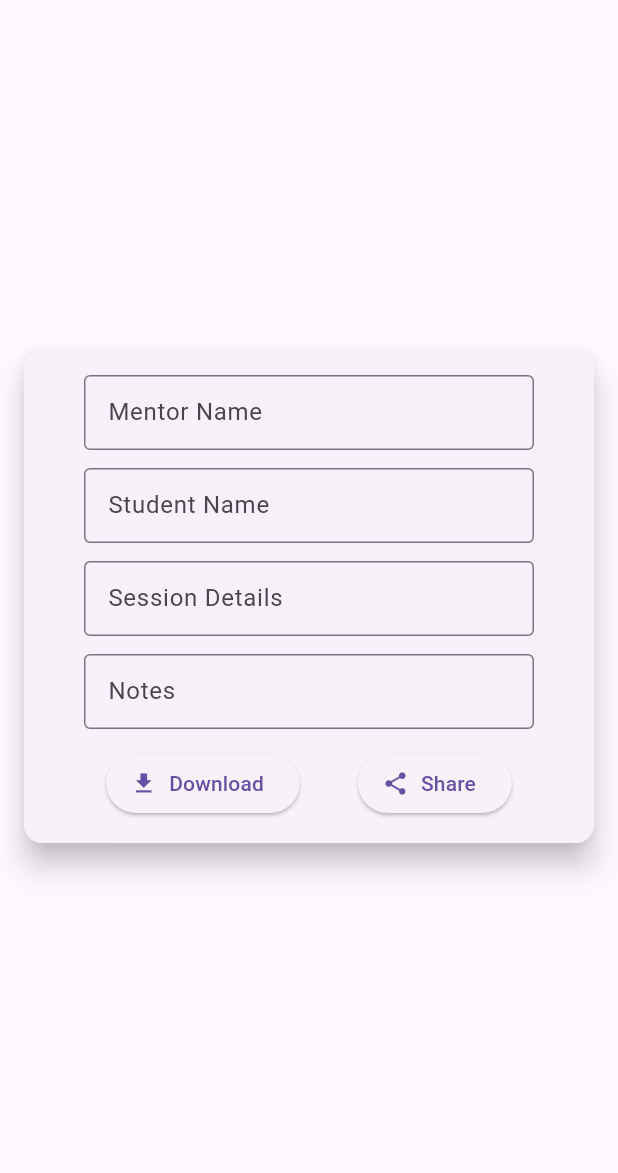
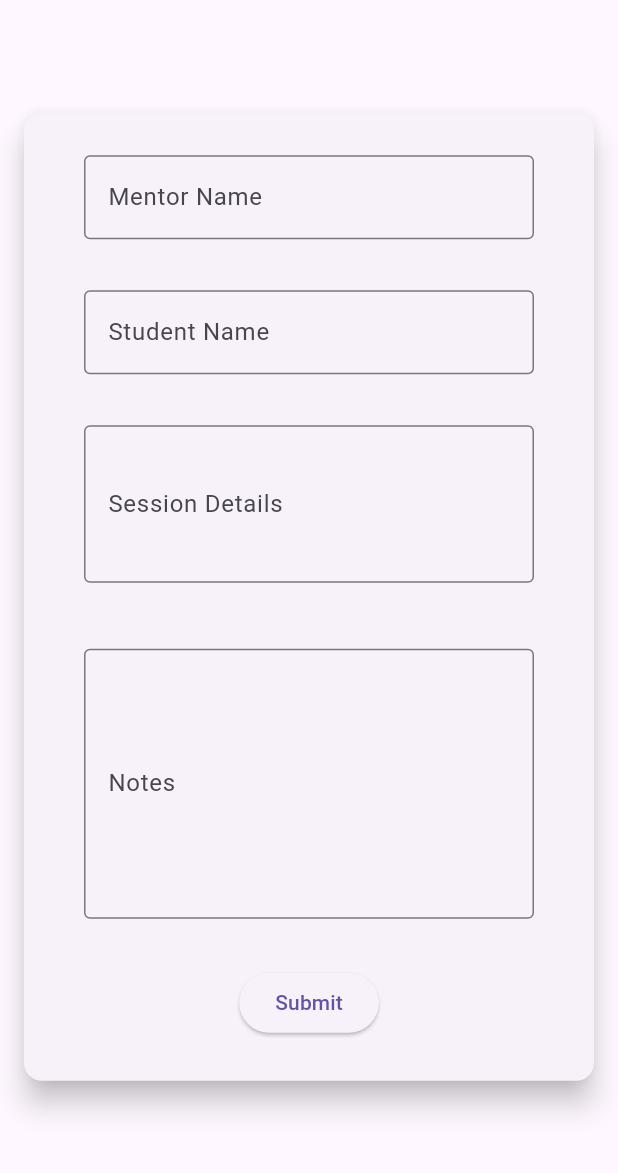
Before and after one commit to dustij/flutter_pilot_project, a Flutter app: the screen it shows after launch, on a phone screen of 412 x 824 dp, the part 63-1236 px from its top. Run offline on Flutter 3.47's test engine with Material 3 defaults, Android fonts, the phone set to English and light mode, and no system bars; our stand-ins replace flutter_hooks, hooks_riverpod, riverpod_annotation, share_plus; generated files the repository leaves out were written again.

Commit message:
moved providers to its own folder, added submit, changed sizing

```diff
--- a/module_3/mentor_form/lib/main.dart
+++ b/module_3/mentor_form/lib/main.dart
@@ -1,57 +1,7 @@
 import 'package:flutter/material.dart';
 import 'package:flutter_hooks/flutter_hooks.dart';
 import 'package:hooks_riverpod/hooks_riverpod.dart';
-import 'package:riverpod_annotation/riverpod_annotation.dart';
-
-part 'main.g.dart';
-
-@riverpod
-class MentorName extends _$MentorName {
-  @override
-  String build() {
-    return '';
-  }
-
-  void setMentorName(String val) {
-    state = val;
-  }
-}
-
-@riverpod
-class StudentName extends _$StudentName {
-  @override
-  String build() {
-    return '';
-  }
-
-  void setStudentName(String val) {
-    state = val;
-  }
-}
-
-@riverpod
-class SessionDetails extends _$SessionDetails {
-  @override
-  String build() {
-    return '';
-  }
-
-  void setSessionDetails(String val) {
-    state = val;
-  }
-}
-
-@riverpod
-class Notes extends _$Notes {
-  @override
-  String build() {
-    return '';
-  }
-
-  void setNotes(String val) {
-    state = val;
-  }
-}
+import 'package:mentor_form/providers.dart';
 
 void main() {
   runApp(ProviderScope(child: const MainApp()));
@@ -62,17 +12,22 @@ class MainApp extends HookConsumerWidget {
 
   @override
   Widget build(BuildContext context, WidgetRef ref) {
+    // Watch the current provider values
     final mentorName = ref.watch(mentorNameProvider);
     final studentName = ref.watch(studentNameProvider);
     final sessionDetails = ref.watch(sessionDetailsProvider);
     final notes = ref.watch(notesProvider);
 
-    final formKey = useMemoized(() => GlobalKey<FormState>());
+    // Memoize GlobalKey so it’s created only once and reused on rebuilds.
+    // Passing an empty dependency list ensures the same key persists,
+    // preventing a new key from breaking the Form on each build().
+    final formKey = useMemoized(() => GlobalKey<FormState>(), []);
 
     return MaterialApp(
       home: Scaffold(
         appBar: AppBar(title: const Text('Mentor Form')),
         body: Center(
+          child: SingleChildScrollView(
             child: Card(
               elevation: 8,
               margin: const EdgeInsets.all(16),
@@ -80,15 +35,20 @@ class MainApp extends HookConsumerWidget {
                 borderRadius: BorderRadius.circular(12),
               ),
               child: Padding(
-              padding: const EdgeInsets.all(16),
+                padding: const EdgeInsets.symmetric(
+                  vertical: 28,
+                  horizontal: 16,
+                ),
                 child: Form(
                   key: formKey,
                   child: Column(
                     mainAxisSize: MainAxisSize.min,
                     children: [
                       // _____ Mentor Name _____
-                    ConstrainedBox(
-                      constraints: BoxConstraints.tight(Size(300, 50)),
+                      SizedBox(
+                        width: 300,
+                        // 50 px for the input line + 28 px for one line of error
+                        height: 78,
                         child: TextFormField(
                           initialValue: mentorName,
                           decoration: const InputDecoration(
@@ -103,16 +63,21 @@ class MainApp extends HookConsumerWidget {
                             return null;
                           },
                           onChanged: (val) {
+                            // The notifier provides methods to update state.
+                            // Use ref.read() when running logic inside event handlers.
+                            // see: https://riverpod.dev/docs/essentials/side_effects
                             ref
                                 .read(mentorNameProvider.notifier)
                                 .setMentorName(val);
                           },
                         ),
                       ),
+
                       const SizedBox(height: 12),
                       // _____ Student Name _____
-                    ConstrainedBox(
-                      constraints: BoxConstraints.tight(Size(300, 50)),
+                      SizedBox(
+                        width: 300,
+                        height: 78,
                         child: TextFormField(
                           initialValue: studentName,
                           decoration: const InputDecoration(
@@ -133,16 +98,23 @@ class MainApp extends HookConsumerWidget {
                           },
                         ),
                       ),
+
                       const SizedBox(height: 12),
+
                       // _____ Session Details _____
-                    ConstrainedBox(
-                      constraints: BoxConstraints.tight(Size(300, 50)),
+                      SizedBox(
+                        width: 300,
+                        height: 125,
                         child: TextFormField(
                           initialValue: sessionDetails,
+                          expands: true,
+                          maxLines: null,
+                          textAlignVertical: TextAlignVertical.top,
                           decoration: const InputDecoration(
                             border: OutlineInputBorder(),
                             labelText: 'Session Details',
                             hintText: 'Enter session details',
+                            helperText: ' ',
                           ),
                           validator: (val) {
                             if (val == null || val.trim().isEmpty) {
@@ -157,16 +129,22 @@ class MainApp extends HookConsumerWidget {
                           },
                         ),
                       ),
-                    const SizedBox(height: 12),
+
+                      const SizedBox(height: 24),
                       // _____ Notes _____
-                    ConstrainedBox(
-                      constraints: BoxConstraints.tight(Size(300, 50)),
+                      SizedBox(
+                        width: 300,
+                        height: 200,
                         child: TextFormField(
                           initialValue: notes,
+                          expands: true,
+                          maxLines: null,
+                          textAlignVertical: TextAlignVertical.top,
                           decoration: const InputDecoration(
                             border: OutlineInputBorder(),
                             labelText: 'Notes',
                             hintText: 'Enter notes',
+                            helperText: ' ',
                           ),
                           validator: (val) {
                             if (val == null || val.trim().isEmpty) {
@@ -183,15 +161,26 @@ class MainApp extends HookConsumerWidget {
                       Row(
                         mainAxisAlignment: MainAxisAlignment.spaceEvenly,
                         children: [
-                        ElevatedButton.icon(
-                          onPressed: () {}, // TODO: make callbacks
-                          icon: const Icon(Icons.download),
-                          label: const Text('Download'),
-                        ),
-                        ElevatedButton.icon(
-                          onPressed: () {},
-                          icon: const Icon(Icons.share),
-                          label: const Text('Share'),
+                          ElevatedButton(
+                            onPressed: () async {
+                              final isValid = formKey.currentState!.validate();
+                              if (!isValid) return;
+
+                              final mentorName = ref.read(mentorNameProvider);
+                              final studentName = ref.read(studentNameProvider);
+                              final sessDetail = ref.read(
+                                sessionDetailsProvider,
+                              );
+                              final notes = ref.read(notesProvider);
+
+                              await submitForm(
+                                mentorName,
+                                studentName,
+                                sessDetail,
+                                notes,
+                              );
+                            },
+                            child: const Text('Submit'),
                           ),
                         ],
                       ),
@@ -202,6 +191,14 @@ class MainApp extends HookConsumerWidget {
             ),
           ),
         ),
+      ),
     );
   }
 }
+
+Future<void> submitForm(
+  String mentorName,
+  String studentName,
+  String sessionDetails,
+  String notes,
+) async {}
```
Also changed, not shown: module_3/mentor_form/lib/providers.dart (added, +53 -0 lines), module_3/mentor_form/lib/providers.g.dart. Lines whose indentation alone changed are shown as unchanged.
